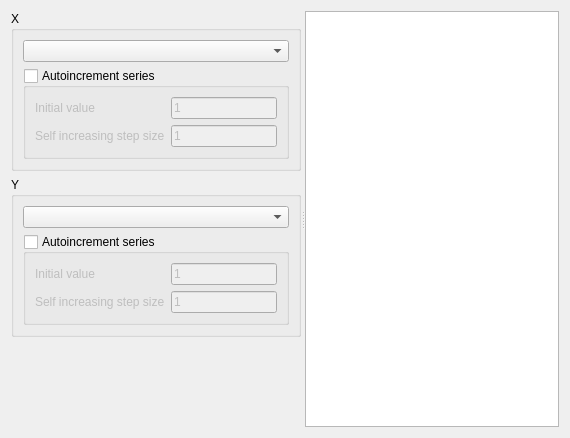
Before: the Qt Designer form src/DAGui/DAChartAddXYSeriesWidget.ui in czyt1988/data-workbench, drawn with Qt 5.
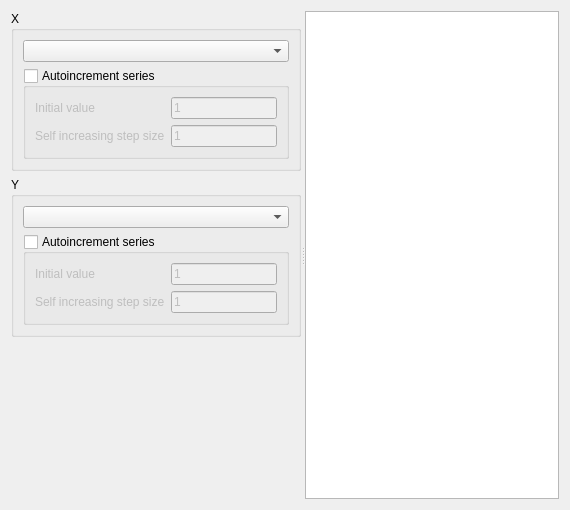
After: the same form once the commit is applied. Custom widgets are drawn as their Qt base class.

What changed in the file:
```diff
--- a/src/DAGui/DAChartAddXYSeriesWidget.ui
+++ b/src/DAGui/DAChartAddXYSeriesWidget.ui
@@ -7,7 +7,7 @@
     <x>0</x>
     <y>0</y>
     <width>570</width>
-    <height>438</height>
+    <height>510</height>
    </rect>
   </property>
   <property name="windowTitle">
```
